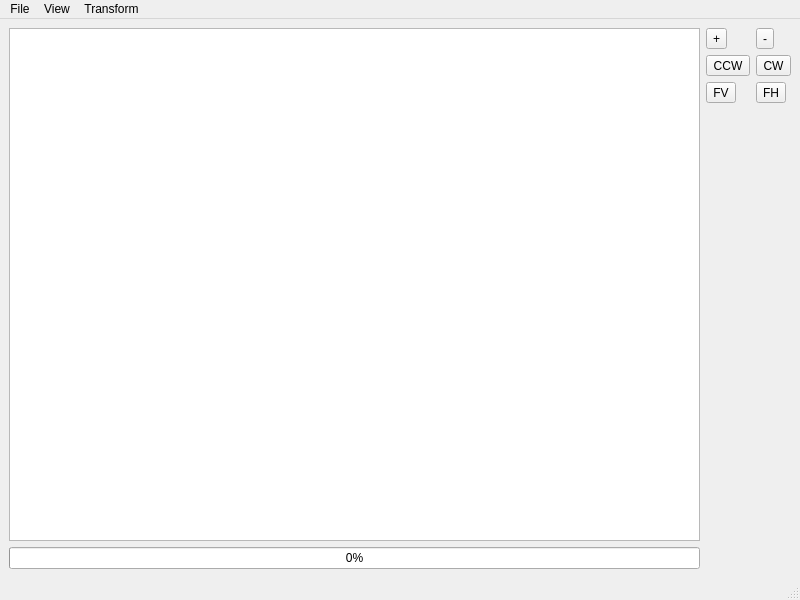
EnSpec/HySpex-Quicklook-Viewer, file graphics_app.ui: the form before one commit.
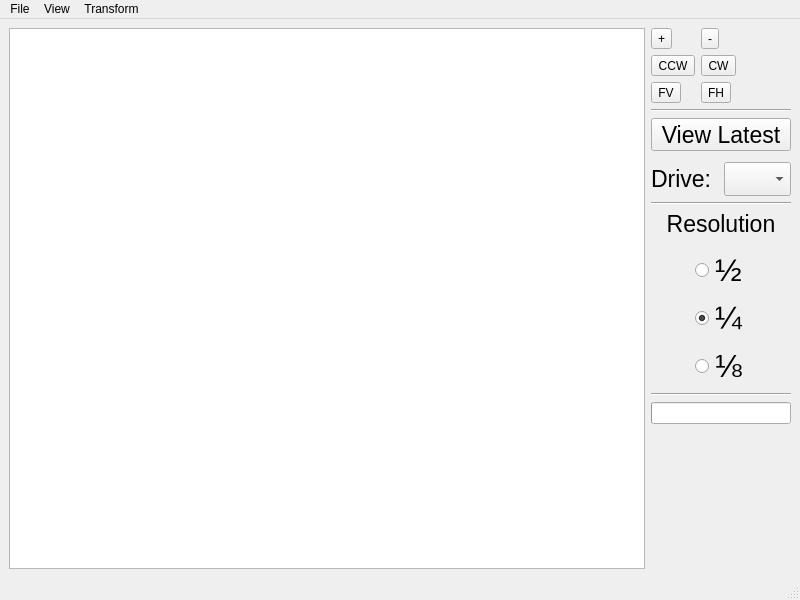
The form after the commit. Icons and pictures are not drawn.

Commit message: added ability to auto-find latest HySpex file on given drive

```diff
--- a/graphics_app.ui
+++ b/graphics_app.ui
@@ -18,14 +18,12 @@
     <item row="0" column="0">
      <widget class="QGraphicsView" name="graphicsView"/>
     </item>
-    <item row="1" column="0">
-     <widget class="QProgressBar" name="progressBar">
-      <property name="value">
+    <item row="0" column="1">
+     <layout class="QVBoxLayout" name="verticalLayout_2">
+      <property name="rightMargin">
        <number>0</number>
       </property>
-     </widget>
-    </item>
-    <item row="0" column="1">
+      <item>
      <layout class="QFormLayout" name="formLayout">
       <item row="0" column="0">
        <widget class="QToolButton" name="buttonZoomIn">
@@ -38,8 +36,8 @@
         </property>
         <property name="iconSize">
          <size>
-          <width>30</width>
-          <height>30</height>
+            <width>60</width>
+            <height>60</height>
          </size>
         </property>
        </widget>
@@ -55,8 +53,8 @@
         </property>
         <property name="iconSize">
          <size>
-          <width>30</width>
-          <height>30</height>
+            <width>60</width>
+            <height>60</height>
          </size>
         </property>
        </widget>
@@ -72,8 +70,8 @@
         </property>
         <property name="iconSize">
          <size>
-          <width>30</width>
-          <height>30</height>
+            <width>60</width>
+            <height>60</height>
          </size>
         </property>
        </widget>
@@ -89,8 +87,8 @@
         </property>
         <property name="iconSize">
          <size>
-          <width>30</width>
-          <height>30</height>
+            <width>60</width>
+            <height>60</height>
          </size>
         </property>
        </widget>
@@ -106,8 +104,8 @@
         </property>
         <property name="iconSize">
          <size>
-          <width>30</width>
-          <height>30</height>
+            <width>60</width>
+            <height>60</height>
          </size>
         </property>
        </widget>
@@ -123,11 +121,234 @@
         </property>
         <property name="iconSize">
          <size>
-          <width>30</width>
-          <height>30</height>
+            <width>60</width>
+            <height>60</height>
          </size>
         </property>
        </widget>
+        </item>
+       </layout>
+      </item>
+      <item>
+       <widget class="Line" name="line">
+        <property name="orientation">
+         <enum>Qt::Horizontal</enum>
+        </property>
+       </widget>
+      </item>
+      <item>
+       <widget class="QToolButton" name="loadLatestButton">
+        <property name="sizePolicy">
+         <sizepolicy hsizetype="Minimum" vsizetype="Fixed">
+          <horstretch>0</horstretch>
+          <verstretch>0</verstretch>
+         </sizepolicy>
+        </property>
+        <property name="font">
+         <font>
+          <pointsize>17</pointsize>
+         </font>
+        </property>
+        <property name="text">
+         <string>View Latest</string>
+        </property>
+        <property name="iconSize">
+         <size>
+          <width>60</width>
+          <height>60</height>
+         </size>
+        </property>
+        <property name="toolButtonStyle">
+         <enum>Qt::ToolButtonTextBesideIcon</enum>
+        </property>
+       </widget>
+      </item>
+      <item>
+       <layout class="QHBoxLayout" name="horizontalLayout_2">
+        <property name="leftMargin">
+         <number>0</number>
+        </property>
+        <property name="topMargin">
+         <number>5</number>
+        </property>
+        <item>
+         <widget class="QLabel" name="label_4">
+          <property name="font">
+           <font>
+            <pointsize>17</pointsize>
+           </font>
+          </property>
+          <property name="text">
+           <string>Drive:</string>
+          </property>
+         </widget>
+        </item>
+        <item>
+         <widget class="QComboBox" name="defaultDrive">
+          <property name="sizePolicy">
+           <sizepolicy hsizetype="Minimum" vsizetype="Fixed">
+            <horstretch>0</horstretch>
+            <verstretch>0</verstretch>
+           </sizepolicy>
+          </property>
+          <property name="font">
+           <font>
+            <pointsize>17</pointsize>
+           </font>
+          </property>
+          <property name="sizeAdjustPolicy">
+           <enum>QComboBox::AdjustToMinimumContentsLength</enum>
+          </property>
+          <property name="minimumContentsLength">
+           <number>1</number>
+          </property>
+         </widget>
+        </item>
+       </layout>
+      </item>
+      <item>
+       <widget class="Line" name="line_2">
+        <property name="orientation">
+         <enum>Qt::Horizontal</enum>
+        </property>
+       </widget>
+      </item>
+      <item>
+       <layout class="QHBoxLayout" name="horizontalLayout">
+        <property name="topMargin">
+         <number>0</number>
+        </property>
+        <item>
+         <widget class="QLabel" name="label">
+          <property name="font">
+           <font>
+            <pointsize>17</pointsize>
+           </font>
+          </property>
+          <property name="text">
+           <string>Resolution</string>
+          </property>
+          <property name="alignment">
+           <set>Qt::AlignCenter</set>
+          </property>
+         </widget>
+        </item>
+       </layout>
+      </item>
+      <item>
+       <layout class="QGridLayout" name="gridLayout_2">
+        <property name="topMargin">
+         <number>6</number>
+        </property>
+        <item row="4" column="2">
+         <widget class="QRadioButton" name="fourthScaleButton">
+          <property name="font">
+           <font>
+            <pointsize>24</pointsize>
+           </font>
+          </property>
+          <property name="text">
+           <string>¼</string>
+          </property>
+          <property name="checked">
+           <bool>true</bool>
+          </property>
+         </widget>
+        </item>
+        <item row="3" column="2">
+         <widget class="QRadioButton" name="halfScaleButton">
+          <property name="font">
+           <font>
+            <pointsize>24</pointsize>
+           </font>
+          </property>
+          <property name="autoFillBackground">
+           <bool>false</bool>
+          </property>
+          <property name="text">
+           <string>½</string>
+          </property>
+          <property name="iconSize">
+           <size>
+            <width>16</width>
+            <height>16</height>
+           </size>
+          </property>
+         </widget>
+        </item>
+        <item row="4" column="0">
+         <widget class="QLabel" name="label_2">
+          <property name="text">
+           <string/>
+          </property>
+         </widget>
+        </item>
+        <item row="5" column="2">
+         <widget class="QRadioButton" name="eigthScaleButton">
+          <property name="font">
+           <font>
+            <pointsize>24</pointsize>
+           </font>
+          </property>
+          <property name="text">
+           <string>⅛</string>
+          </property>
+         </widget>
+        </item>
+        <item row="4" column="3">
+         <widget class="QLabel" name="label_3">
+          <property name="text">
+           <string/>
+          </property>
+         </widget>
+        </item>
+       </layout>
+      </item>
+      <item>
+       <widget class="Line" name="line_3">
+        <property name="orientation">
+         <enum>Qt::Horizontal</enum>
+        </property>
+       </widget>
+      </item>
+      <item>
+       <widget class="QProgressBar" name="progressBar">
+        <property name="sizePolicy">
+         <sizepolicy hsizetype="Minimum" vsizetype="Fixed">
+          <horstretch>0</horstretch>
+          <verstretch>0</verstretch>
+         </sizepolicy>
+        </property>
+        <property name="value">
+         <number>0</number>
+        </property>
+        <property name="textVisible">
+         <bool>false</bool>
+        </property>
+        <property name="format">
+         <string/>
+        </property>
+       </widget>
+      </item>
+      <item>
+       <layout class="QVBoxLayout" name="verticalLayout">
+        <property name="topMargin">
+         <number>0</number>
+        </property>
+        <item>
+         <spacer name="verticalSpacer">
+          <property name="orientation">
+           <enum>Qt::Vertical</enum>
+          </property>
+          <property name="sizeHint" stdset="0">
+           <size>
+            <width>20</width>
+            <height>40</height>
+           </size>
+          </property>
+         </spacer>
+        </item>
+       </layout>
       </item>
      </layout>
     </item>
```
Lines whose indentation alone changed are shown as unchanged. The commit also changes 4 other files.
